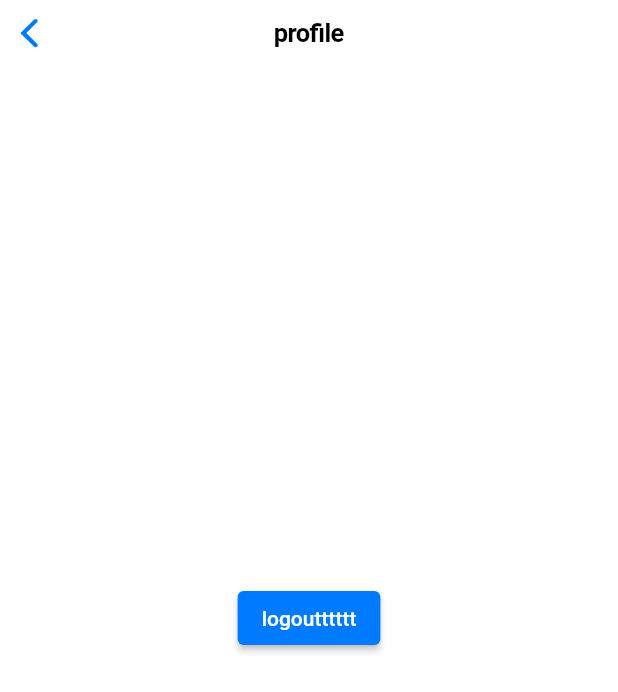
After one commit to rebaneado/prod, a Flutter app: the SecondProfileTab screen opened directly, on a phone screen of 412 x 824 dp. The commit adds this screen. Shown: the top 692 px of the screen. Run offline on Flutter 3.47's test engine with Material 2 defaults, Android fonts, the phone set to English and light mode, and no system bars; our stand-ins replace firebase_auth, firebase_core, firebase_database, flutter_dotenv, logger, velocity_x; missing offline and left inert: spotify, spotify_sdk; accounts and stored records are empty; network calls fail.

Commit message:
Created the second layer of the app which should only be visible by the users and not admin... have a check if admin@rebaneado.com is the user.. if not then it goes default to secondApp version, 3 template tabs up and running so far on second app - home, Person which includes log out function and search.

```diff
--- /dev/null
+++ b/lib/views/SecondAPP/second_profile.dart
@@ -0,0 +1,29 @@
+import 'package:flutter/cupertino.dart';
+import 'package:flutter/material.dart';
+import 'package:prod/managers/fire_auth.dart';
+import 'package:provider/provider.dart';
+
+class SecondProfileTab extends StatefulWidget {
+  SecondProfileTab({Key? key}) : super(key: key);
+
+  @override
+  State<SecondProfileTab> createState() => _SecondProfileTabState();
+}
+
+class _SecondProfileTabState extends State<SecondProfileTab> {
+  @override
+  Widget build(BuildContext context) {
+    return CupertinoPageScaffold(
+      navigationBar: CupertinoNavigationBar(
+        middle: Text('profile'),
+      ),
+      child: Center(
+        child: ElevatedButton(
+            onPressed: () {
+              context.read<AuthService>().signOut();
+            },
+            child: Text('logoutttttt')),
+      ),
+    );
+  }
+}
```
Also changed, not shown: lib/main.dart (+8 -3 lines), lib/views/SecondAPP/second_display.dart (added, +15 -0 lines), lib/views/SecondAPP/second_home.dart (added, +47 -0 lines), lib/views/SecondAPP/second_search.dart (added, +15 -0 lines), lib/views/firebase_search.dart (added, +77 -0 lines), lib/views/search_view.dart (+9 -0 lines).
